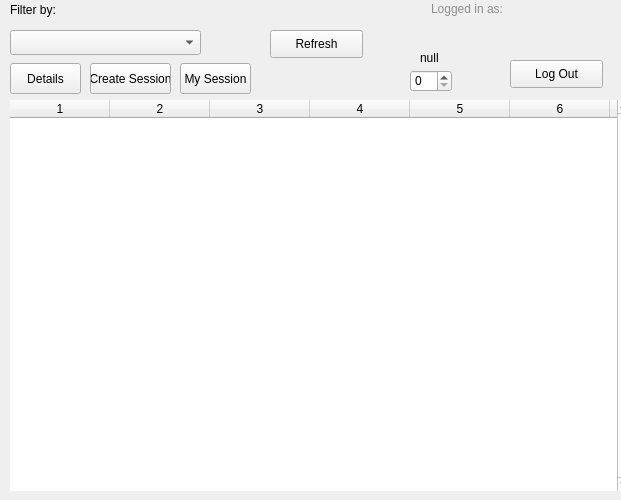
DanielCChavez/StudyMeet, file StudyMeet/viewsessions.ui: the form before one commit.
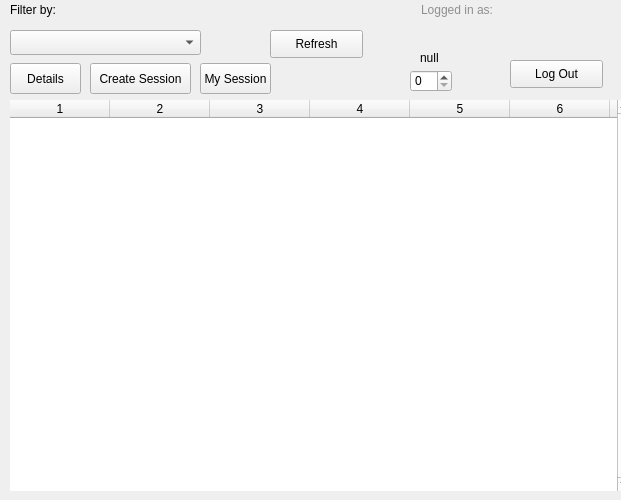
The form after the commit.

Commit message: small changes to view sessions UI

```diff
--- a/StudyMeet/viewsessions.ui
+++ b/StudyMeet/viewsessions.ui
@@ -33,7 +33,7 @@
     <rect>
      <x>90</x>
      <y>63</y>
-     <width>81</width>
+     <width>101</width>
      <height>31</height>
     </rect>
    </property>
@@ -155,10 +155,10 @@
   <widget class="QLabel" name="loggedInAsLabel">
    <property name="geometry">
     <rect>
-     <x>431</x>
-     <y>1</y>
-     <width>71</width>
-     <height>16</height>
+     <x>421</x>
+     <y>0</y>
+     <width>81</width>
+     <height>20</height>
     </rect>
    </property>
    <property name="styleSheet">
@@ -229,7 +229,7 @@
   <widget class="QPushButton" name="mySessionButton">
    <property name="geometry">
     <rect>
-     <x>180</x>
+     <x>200</x>
      <y>63</y>
      <width>71</width>
      <height>31</height>
```
